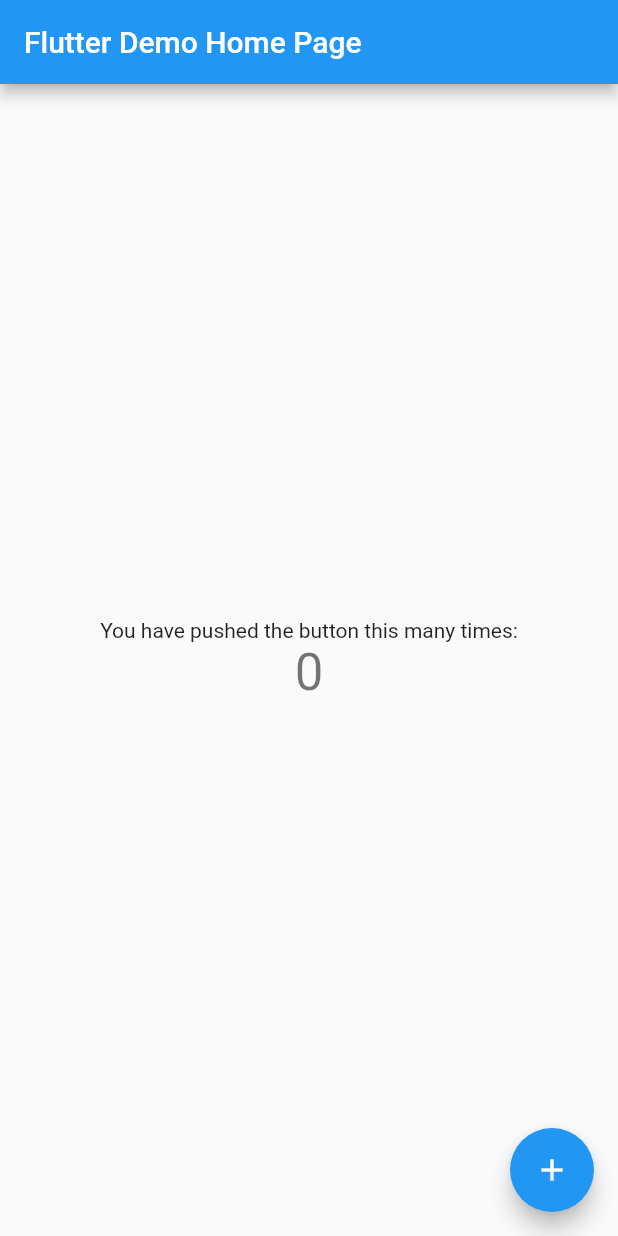
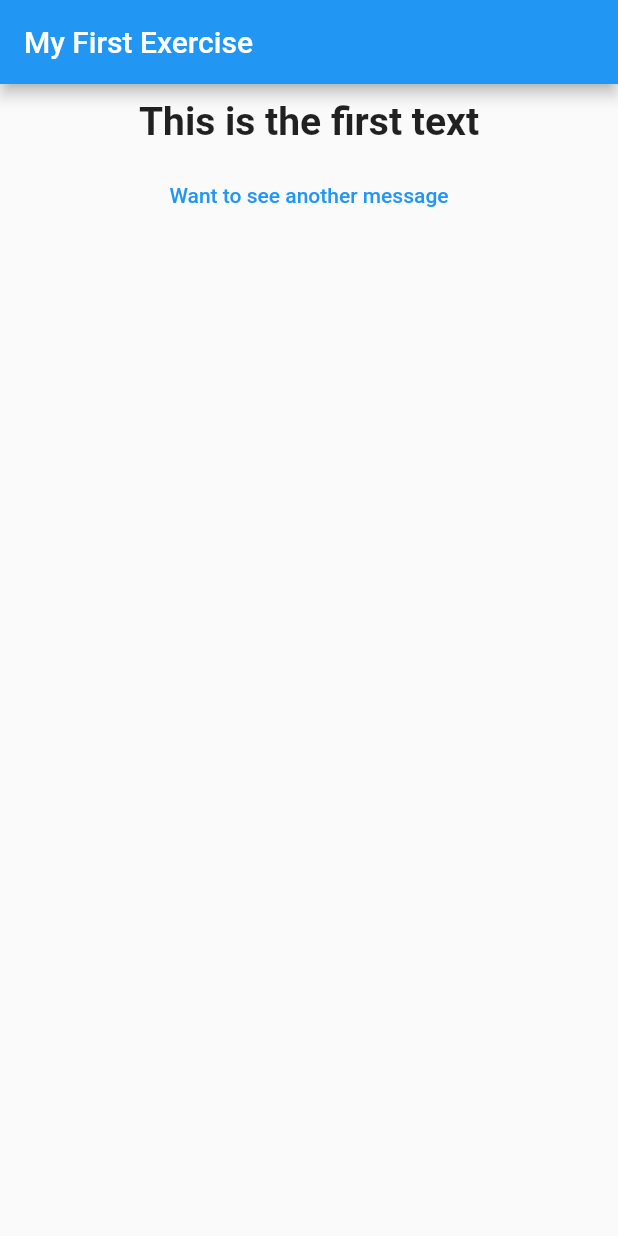
Before and after one commit to melaLetics/learning_flutter, a Flutter app: the screen it shows after launch, on a phone screen of 412 x 824 dp. Run offline on Flutter 3.47's test engine with Material 2 defaults, Android fonts, the phone set to English and light mode, and no system bars.

Commit message:
exercise01

```diff
--- a/lib/main.dart
+++ b/lib/main.dart
@@ -1,117 +1,87 @@
 import 'package:flutter/material.dart';
 
-void main() {
-  runApp(MyApp());
-}
+void main() => runApp(MyApp());
 
-class MyApp extends StatelessWidget {
-  // This widget is the root of your application.
+class MyApp extends StatefulWidget {
   @override
-  Widget build(BuildContext context) {
-    return MaterialApp(
-      title: 'Flutter Demo',
-      theme: ThemeData(
-        // This is the theme of your application.
-        //
-        // Try running your application with "flutter run". You'll see the
-        // application has a blue toolbar. Then, without quitting the app, try
-        // changing the primarySwatch below to Colors.green and then invoke
-        // "hot reload" (press "r" in the console where you ran "flutter run",
-        // or simply save your changes to "hot reload" in a Flutter IDE).
-        // Notice that the counter didn't reset back to zero; the application
-        // is not restarted.
-        primarySwatch: Colors.blue,
-        // This makes the visual density adapt to the platform that you run
-        // the app on. For desktop platforms, the controls will be smaller and
-        // closer together (more dense) than on mobile platforms.
-        visualDensity: VisualDensity.adaptivePlatformDensity,
-      ),
-      home: MyHomePage(title: 'Flutter Demo Home Page'),
-    );
+  State<StatefulWidget> createState() {
+    return new _MyAppState();
   }
 }
 
-class MyHomePage extends StatefulWidget {
-  MyHomePage({Key key, this.title}) : super(key: key);
+class _MyAppState extends State<MyApp> {
+  int _index = 0;
+  static const _texts = [
+    'This is the first text',
+    'This is the second text',
+    'This is the third text',
+    'This is the forth text',
+    'This is the fifth text',
+  ];
 
-  // This widget is the home page of your application. It is stateful, meaning
-  // that it has a State object (defined below) that contains fields that affect
-  // how it looks.
-
-  // This class is the configuration for the state. It holds the values (in this
-  // case the title) provided by the parent (in this case the App widget) and
-  // used by the build method of the State. Fields in a Widget subclass are
-  // always marked "final".
-
-  final String title;
-
-  @override
-  _MyHomePageState createState() => _MyHomePageState();
-}
-
-class _MyHomePageState extends State<MyHomePage> {
-  int _counter = 0;
-
-  void _incrementCounter() {
+  void _switchText() {
     setState(() {
-      // This call to setState tells the Flutter framework that something has
-      // changed in this State, which causes it to rerun the build method below
-      // so that the display can reflect the updated values. If we changed
-      // _counter without calling setState(), then the build method would not be
-      // called again, and so nothing would appear to happen.
-      _counter++;
+      if (_index < _texts.length - 1)
+        _index++;
+      else
+        _index = 0;
     });
   }
 
   @override
   Widget build(BuildContext context) {
-    // This method is rerun every time setState is called, for instance as done
-    // by the _incrementCounter method above.
-    //
-    // The Flutter framework has been optimized to make rerunning build methods
-    // fast, so that you can just rebuild anything that needs updating rather
-    // than having to individually change instances of widgets.
-    return Scaffold(
-      appBar: AppBar(
-        // Here we take the value from the MyHomePage object that was created by
-        // the App.build method, and use it to set our appbar title.
-        title: Text(widget.title),
+    return MaterialApp(
+      home: Scaffold(
+        appBar: AppBar(
+          title: Text('My First Exercise'),
+        ),
+        body: Control(myIndex: _index, texts: _texts, switchText: _switchText),
       ),
-      body: Center(
-        // Center is a layout widget. It takes a single child and positions it
-        // in the middle of the parent.
-        child: Column(
-          // Column is also a layout widget. It takes a list of children and
-          // arranges them vertically. By default, it sizes itself to fit its
-          // children horizontally, and tries to be as tall as its parent.
-          //
-          // Invoke "debug painting" (press "p" in the console, choose the
-          // "Toggle Debug Paint" action from the Flutter Inspector in Android
-          // Studio, or the "Toggle Debug Paint" command in Visual Studio Code)
-          // to see the wireframe for each widget.
-          //
-          // Column has various properties to control how it sizes itself and
-          // how it positions its children. Here we use mainAxisAlignment to
-          // center the children vertically; the main axis here is the vertical
-          // axis because Columns are vertical (the cross axis would be
-          // horizontal).
-          mainAxisAlignment: MainAxisAlignment.center,
-          children: <Widget>[
-            Text(
-              'You have pushed the button this many times:',
-            ),
-            Text(
-              '$_counter',
-              style: Theme.of(context).textTheme.headline4,
-            ),
-          ],
-        ),
-      ),
-      floatingActionButton: FloatingActionButton(
-        onPressed: _incrementCounter,
-        tooltip: 'Increment',
-        child: Icon(Icons.add),
-      ), // This trailing comma makes auto-formatting nicer for build methods.
     );
   }
 }
+
+class Control extends StatelessWidget {
+  final int myIndex;
+  final List<String> texts;
+  final Function switchText;
+
+  Control(
+      {@required this.myIndex,
+      @required this.texts,
+      @required this.switchText});
+
+  @override
+  Widget build(BuildContext context) {
+    return Column(
+      children: [
+        CustomText(
+          texts[myIndex],
+        ),
+        FlatButton(
+          child: Text('Want to see another message'),
+          textColor: Colors.blue,
+          onPressed: switchText,
+        )
+      ],
+    );
+  }
+}
+
+class CustomText extends StatelessWidget {
+  final String myText;
+
+  CustomText(this.myText);
+
+  @override
+  Widget build(BuildContext context) {
+    return Container(
+        width: double.infinity,
+        margin: EdgeInsets.all(10),
+        child: Text(
+          myText,
+          style: TextStyle(fontSize: 26, fontWeight: FontWeight.bold),
+          textAlign: TextAlign.center,
+        ));
+  }
+}
```
